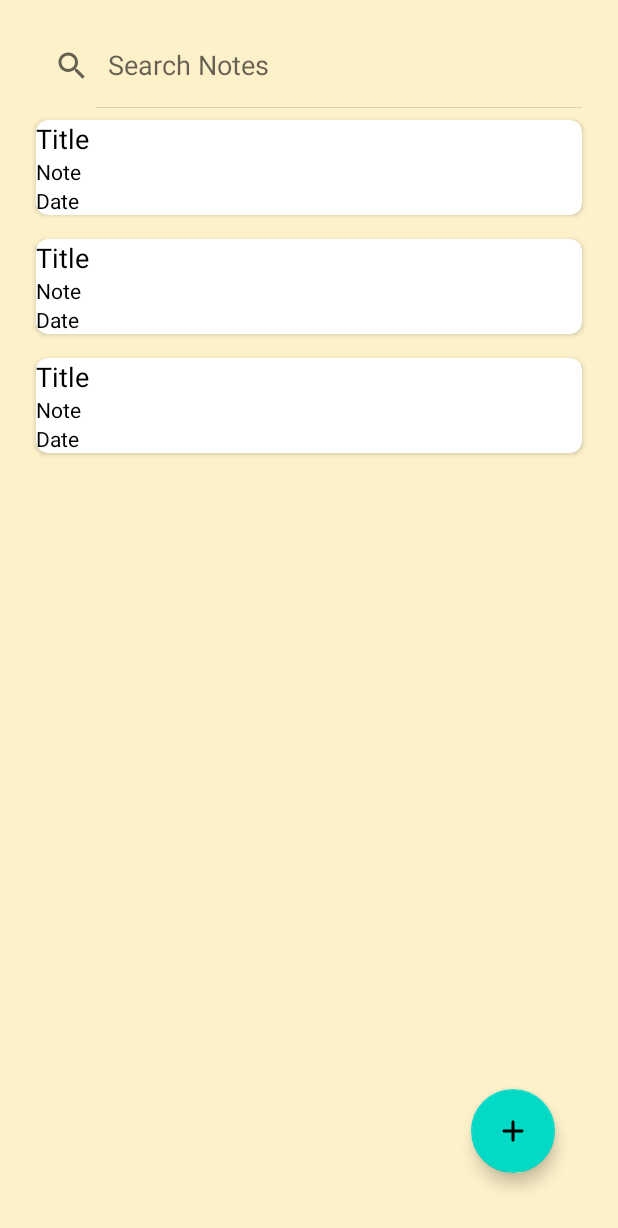
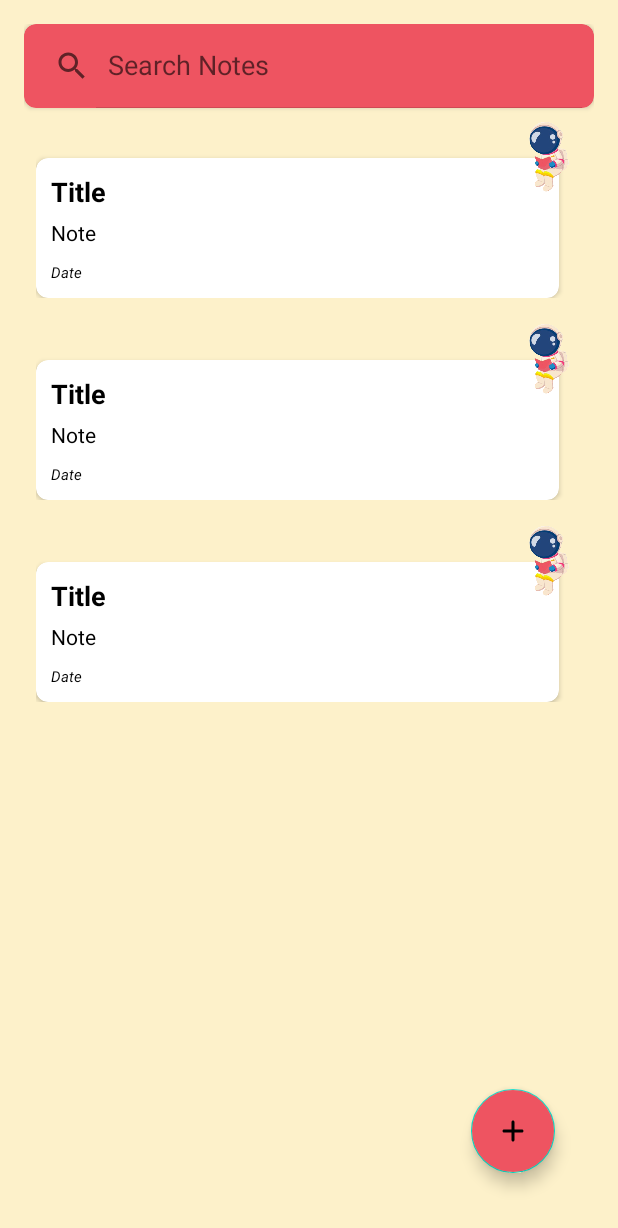
Before and after one commit to SajidEqubal/SpaceNotes, an Android app built with Jetpack Compose: the layout activity_home.xml on its own in the app's theme, with its tools: preview values and no code run, on a phone screen of 412 x 824 dp. Shown: the top 1228 px of the screen. Run offline under Robolectric (Android 15) with nearby library versions, the phone set to English and light mode, and no system bars.

Commit message:
Final Commit

```diff
--- a/app/src/main/res/layout/activity_add_notes.xml
+++ b/app/src/main/res/layout/activity_add_notes.xml
@@ -31,6 +31,7 @@
                 android:layout_width="wrap_content"
                 android:layout_height="wrap_content"
                 android:padding="8dp"
+                android:scaleType="centerCrop"
                 android:layout_marginEnd="14dp"
                 android:src="@drawable/ic_done"/>
 
@@ -58,15 +59,16 @@
 
     <EditText
         android:id="@+id/edt_note"
-        android:layout_width="0dp"
+        android:layout_marginLeft="20dp"
+        android:layout_marginRight="20dp"
+        android:layout_width="match_parent"
         android:layout_height="0dp"
         android:layout_marginTop="26dp"
-        android:ems="10"
         android:gravity="top"
         android:background="@null"
         android:inputType="textPersonName"
         android:lineSpacingMultiplier="1.8"
-        android:hint="Title"
+        android:hint="Notes..."
         app:layout_constraintBottom_toBottomOf="parent"
         app:layout_constraintEnd_toEndOf="@id/edt_title"
         app:layout_constraintStart_toStartOf="@id/edt_title"
--- a/app/src/main/res/layout/activity_home.xml
+++ b/app/src/main/res/layout/activity_home.xml
@@ -8,6 +8,17 @@
     android:layout_height="match_parent"
     tools:context=".Home">
 
+
+    <androidx.cardview.widget.CardView
+        android:id="@+id/card_Search"
+        android:layout_width="match_parent"
+        android:layout_height="wrap_content"
+        android:elevation="8dp"
+        app:cardBackgroundColor="#ee5461"
+        app:cardCornerRadius="8dp"
+        app:layout_constraintTop_toTopOf="parent"
+        tools:layout_editor_absoluteX="16dp">
+
         <SearchView
             android:id="@+id/searchView"
             android:layout_width="match_parent"
@@ -15,9 +26,14 @@
             android:elevation="8dp"
             android:iconifiedByDefault="false"
             android:queryHint="Search Notes"
+            app:searchViewStyle="@style/AppSearchViewStyle"
             app:layout_constraintEnd_toEndOf="parent"
             app:layout_constraintStart_toStartOf="parent"
-        app:layout_constraintTop_toTopOf="parent"/>
+            app:layout_constraintTop_toTopOf="parent" />
+
+    </androidx.cardview.widget.CardView>
+
+
 
     <androidx.recyclerview.widget.RecyclerView
         android:id="@+id/recyclerView"
@@ -27,7 +43,7 @@
         app:layout_constraintBaseline_toBottomOf="parent"
         app:layout_constraintEnd_toEndOf="parent"
         app:layout_constraintStart_toStartOf="parent"
-        app:layout_constraintTop_toBottomOf="@id/searchView"/>
+        app:layout_constraintTop_toBottomOf="@id/card_Search"/>
 
     <com.google.android.material.floatingactionbutton.FloatingActionButton
         android:id="@+id/fab_add_note"
@@ -36,6 +52,7 @@
         android:layout_marginEnd="26dp"
         android:layout_marginBottom="26dp"
         android:src="@drawable/ic_add"
+        android:backgroundTint="#ee5461"
         app:layout_constraintBottom_toBottomOf="parent"
         app:layout_constraintEnd_toEndOf="parent"/>
 
--- a/app/src/main/res/layout/list_item.xml
+++ b/app/src/main/res/layout/list_item.xml
@@ -1,21 +1,27 @@
 <?xml version="1.0" encoding="utf-8"?>
+<FrameLayout xmlns:android="http://schemas.android.com/apk/res/android"
+    xmlns:app="http://schemas.android.com/apk/res-auto"
+    android:layout_width="match_parent"
+    android:layout_height="wrap_content"
+    android:padding="8dp">
+
+    <!-- CardView - Represents the content -->
     <androidx.cardview.widget.CardView
         android:id="@+id/lay_card"
-    xmlns:android="http://schemas.android.com/apk/res/android"
         android:layout_width="match_parent"
         android:layout_height="wrap_content"
-    xmlns:app="http://schemas.android.com/apk/res-auto"
-    android:layout_margin="8dp"
+        android:layout_marginTop="25dp"
+        android:layout_marginEnd="15dp"
         android:background="@color/white"
-    app:cardCornerRadius="8dp"
-    android:elevation="8dp">
+        android:elevation="8dp"
+        app:cardCornerRadius="8dp">
 
 
         <LinearLayout
             android:layout_width="match_parent"
             android:layout_height="wrap_content"
-        android:orientation="vertical">
-
+            android:orientation="vertical"
+            android:padding="10dp">
 
             <RelativeLayout
                 android:layout_width="match_parent"
@@ -25,11 +31,10 @@
                     android:id="@+id/tv_title"
                     android:layout_width="match_parent"
                     android:layout_height="wrap_content"
-                android:layout_alignParentStart="true"
                     android:text="Title"
                     android:textColor="@color/black"
-                android:textSize="18sp"/>
-
+                    android:textSize="18sp"
+                    android:textStyle="bold" />
 
             </RelativeLayout>
 
@@ -37,20 +42,34 @@
                 android:id="@+id/tv_note"
                 android:layout_width="match_parent"
                 android:layout_height="wrap_content"
+                android:layout_marginTop="5dp"
                 android:text="Note"
                 android:textColor="@color/black"
-            android:textSize="14sp"/>
+                android:textSize="14sp" />
 
             <TextView
                 android:id="@+id/tv_date"
                 android:layout_width="match_parent"
                 android:layout_height="wrap_content"
+                android:layout_marginTop="10dp"
                 android:text="Date"
                 android:textColor="@color/black"
-            android:textSize="14sp"/>
-
-
+                android:textStyle="italic"
+                android:textSize="10sp" />
 
         </LinearLayout>
 
     </androidx.cardview.widget.CardView>
+
+    <!-- Stamp Image -->
+    <ImageView
+        android:id="@+id/img_Stamp"
+        android:layout_width="50dp"
+        android:layout_height="50dp"
+        android:layout_alignTop="@id/lay_card"
+        android:layout_alignEnd="@id/lay_card"
+        android:layout_gravity="top|end"
+        android:elevation="10dp"
+        android:src="@drawable/me" />
+
+</FrameLayout>
--- a/app/src/main/res/values/themes.xml
+++ b/app/src/main/res/values/themes.xml
@@ -5,5 +5,11 @@
 
     <item name="colorPrimary">@color/main</item>
     <item name="android:statusBarColor" >@color/main</item>
+    <item name="android:queryBackground">@null</item>
+
 </style>
+    <!-- Change the query background to transparent or null to remove the underline -->
+    <style name="AppSearchViewStyle" parent="Widget.AppCompat.SearchView">
+        <item name="android:queryBackground">@null</item>
+    </style>
 </resources>
```
Also changed, not shown: app/src/main/res/drawable/me.png (added). Lines whose indentation alone changed are shown as unchanged.
